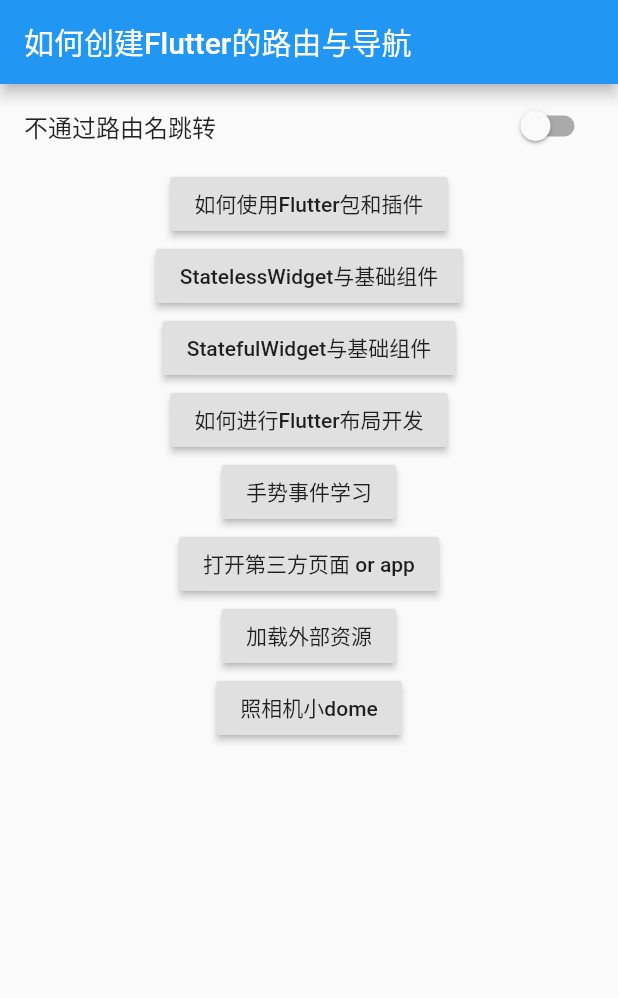
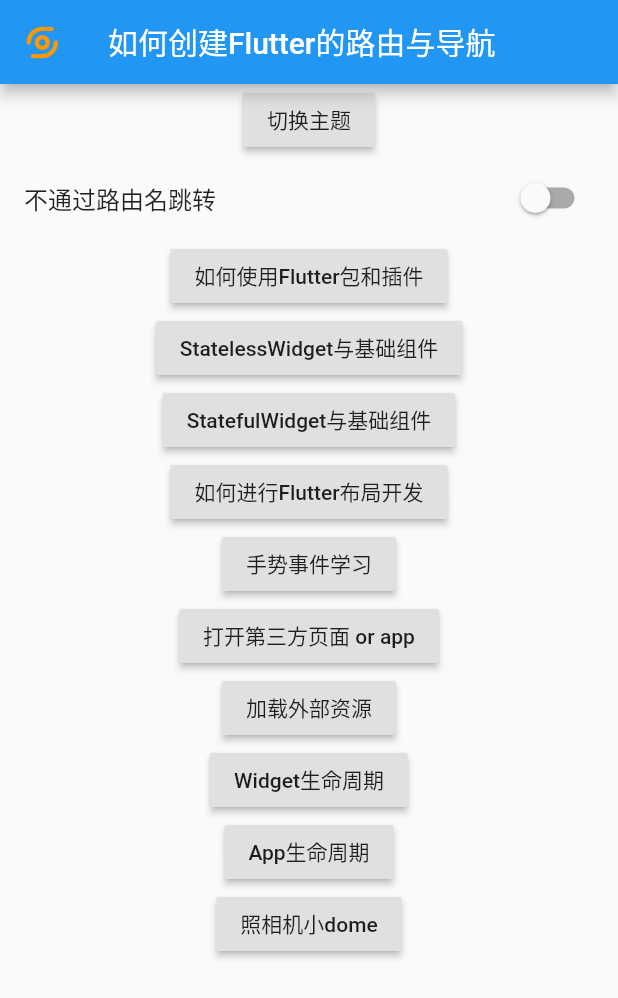
Before and after one commit to hailiting/flutter_dome, a Flutter app: the screen it shows after launch, on a phone screen of 412 x 824 dp. Shown: the top 998 px of the screen. Run offline on Flutter 3.47's test engine with Material 2 defaults, Android fonts, the phone set to English and light mode, and no system bars; missing offline and left inert: flutter_color_plugin.

Commit message:
添加生命周期

```diff
--- a/lib/main.dart
+++ b/lib/main.dart
@@ -1,3 +1,4 @@
+
 import "package:flutter/material.dart";
 // flutter 布局基础
 import 'package:routerApp/flutter_layout_page.dart';
@@ -13,26 +14,60 @@ import 'package:routerApp/gesture_page.dart';
 import "package:routerApp/launch_page.dart";
 // 拍照，获取照片 dome
 import "package:routerApp/photo_app_page.dart";
-// 如何导入和使用Flutter资源文件 【iconfont等】
+// 如何导入和使用Flutter资源文件 img
 import "package:routerApp/res_page.dart";
+// Widget 生命周期
+import "package:routerApp/app_lifecycle_page.dart";
+// App 生命周期
+import "package:routerApp/widget_lifecycle_page.dart";
 
 
-
-void main()=>runApp(MyApp());
-
-class MyApp extends StatelessWidget {
+void main()=>runApp(Myapp());
+class Myapp extends StatefulWidget{
+  @override
+  _MyAppState createState() => _MyAppState();
+}
+class _MyAppState extends State<Myapp> {
+  static const IconData trade =IconData(0xe6d6, fontFamily: "icontfont");
+  Brightness _brightness = Brightness.light;
   @override
   Widget build(BuildContext context){
     return MaterialApp(
       title: "Flutter Dome",
       theme: ThemeData(
+        // 全局设置字体
+        // fontFamily: "icontfont",
+        // 主题控制
+        brightness: _brightness,
         primarySwatch: Colors.blue,
       ),
       home: Scaffold(
         appBar: AppBar(
           title: Text("如何创建Flutter的路由与导航"),
+          leading: GestureDetector(
+            onTap: (){
+              Navigator.pop(context);
+            },
+            child: Icon(trade, color: Colors.orange),
+          ),
         ),
-        body: RouteNavigator(),
+        body: Column(
+          children: <Widget>[
+            RaisedButton(
+              onPressed: (){
+                setState((){
+                  if(_brightness == Brightness.dark){
+                    _brightness=Brightness.light;
+                  }else{
+                    _brightness=Brightness.dark;
+                  }
+                });
+              },
+              child: Text("切换主题"),
+            ),
+            RouteNavigator(),
+          ],
+        )
       ),
       routes: <String, WidgetBuilder>{
         "plugin": (BuildContext context)=> PluginUse(),
@@ -43,6 +78,8 @@ class MyApp extends StatelessWidget {
         "launch": (BuildContext context)=>LaunchPage(),
         "photo": (BuildContext context)=>PhotoAppage(),
         "res": (BuildContext context)=>ResPage(),
+        "app_lifecycle": (BuildContext context)=>AppLifecycle(),
+        "widget_lifecycle": (BuildContext context)=>WidgetLifecycle(),
       }
     );
   }
@@ -72,10 +109,12 @@ class _RouteNavigatorState extends State<RouteNavigator> {
           _item("StatelessWidget与基础组件", LessGroupPage(), "less"),
           _item("StatefulWidget与基础组件", StatefulGroup(), "ful"),
           _item("如何进行Flutter布局开发", FlutterLayoutPage(), "layout"),
-          _item("手势事件学习", GesturePage(), "layout"),
-          _item("打开第三方页面 or app", LaunchPage(), "layout"),
-          _item("加载外部资源", ResPage(), "layout"),
-          _item("照相机小dome", PhotoAppage(), "layout"),
+          _item("手势事件学习", GesturePage(), "gesture"),
+          _item("打开第三方页面 or app", LaunchPage(), "launch"),
+          _item("加载外部资源", ResPage(), "res"),
+          _item("Widget生命周期", WidgetLifecycle(), "widget_lifecycle"),
+          _item("App生命周期", AppLifecycle(), "app_lifecycle"),
+          _item("照相机小dome", PhotoAppage(), "photo"),
         ]
       )
     );
--- a/pubspec.yaml
+++ b/pubspec.yaml
@@ -78,6 +78,6 @@ flutter:
   # For details regarding fonts from package dependencies,
   # see https://flutter.dev/custom-fonts/#from-packages
   fonts:
-    - family: Iconfont
+    - family: icontfont
       fonts:
         - asset: fonts/iconfont.ttf
```
Also changed, not shown: lib/app_lifecycle_page.dart (added, +44 -0 lines), lib/widget_lifecycle_page.dart (added, +87 -0 lines).
